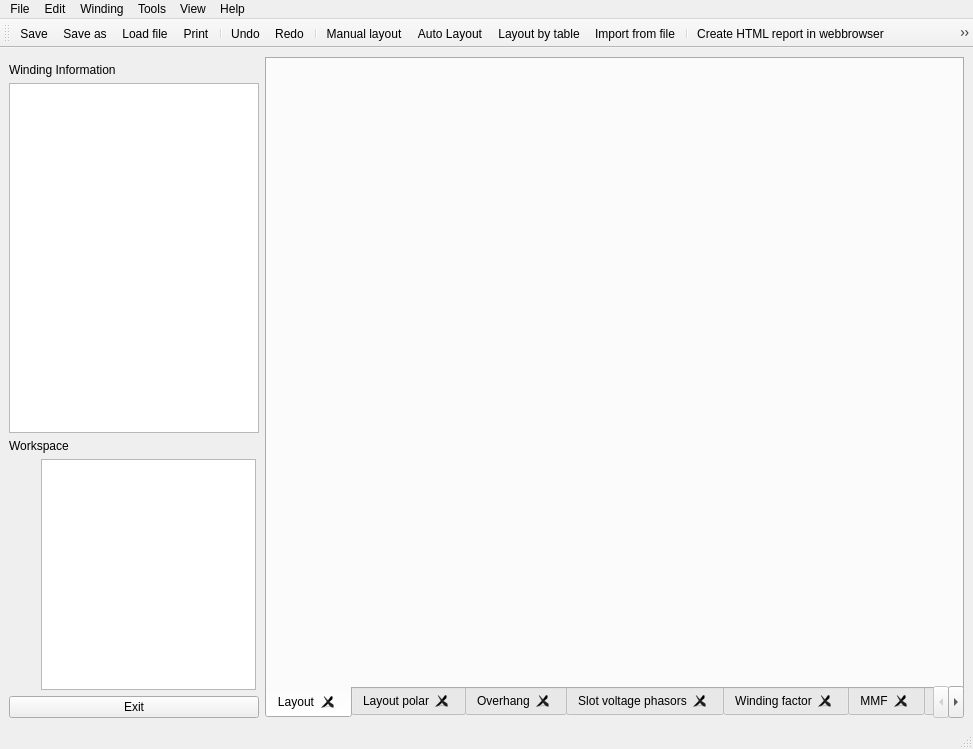
The window that swat_em/ui/MainWindow.ui (mjfwest/swat-em) describes before a commit, drawn with Qt 5.
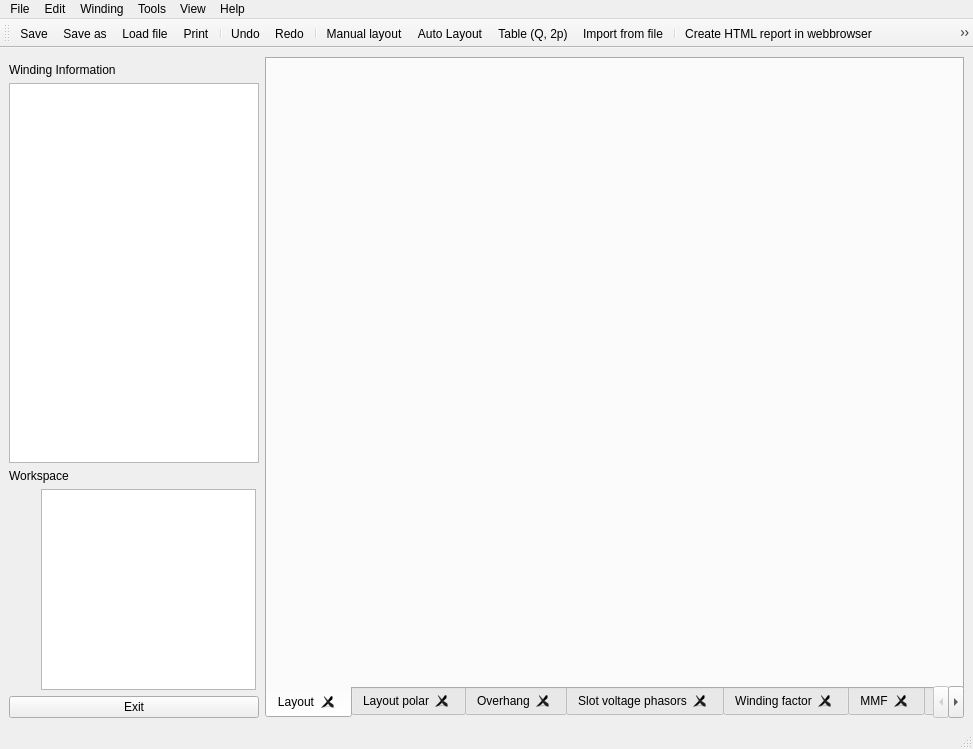
The same window after the commit. Icons and pictures are not drawn.

Commit message: main window updated

```diff
--- a/swat_em/ui/MainWindow.ui
+++ b/swat_em/ui/MainWindow.ui
@@ -287,7 +287,7 @@
       <property name="minimumSize">
        <size>
         <width>0</width>
-        <height>350</height>
+        <height>380</height>
        </size>
       </property>
       <property name="maximumSize">
@@ -1459,7 +1459,7 @@
      <normaloff>icons/table.png</normaloff>icons/table.png</iconset>
    </property>
    <property name="text">
-    <string>Layout by table</string>
+    <string>Table (Q, 2p)</string>
    </property>
   </action>
   <action name="actionAdditional_factors">
```
Left out of the diff: 43 changed lines with no effect on the pictures. The commit also changes 2 other files.
